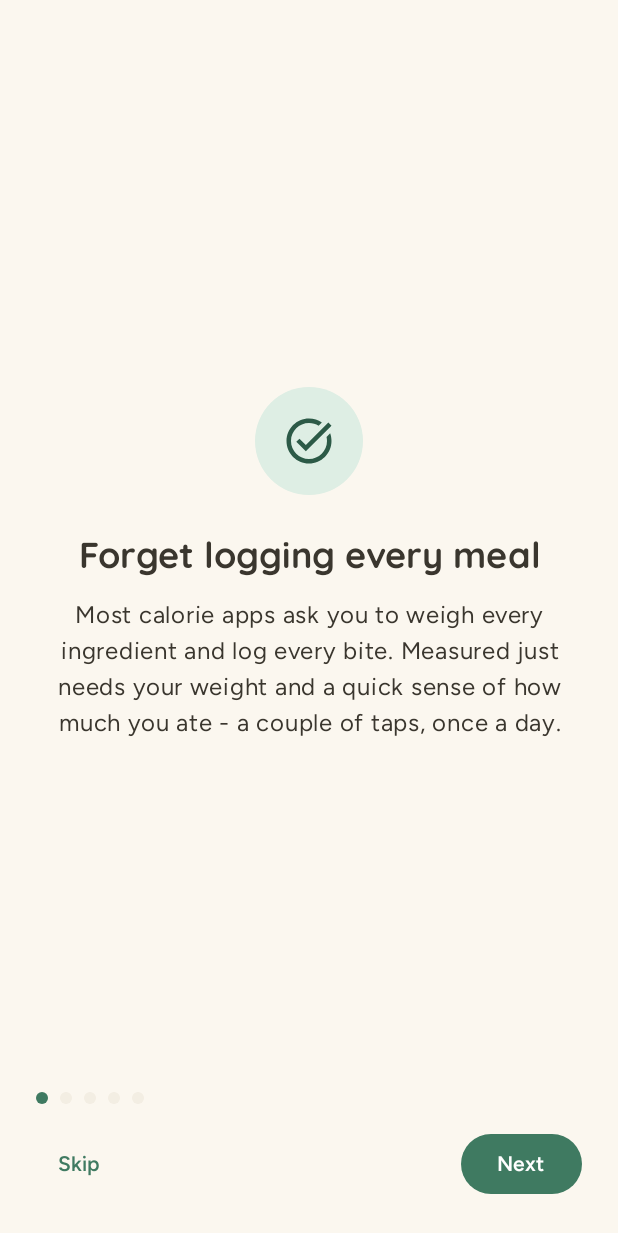
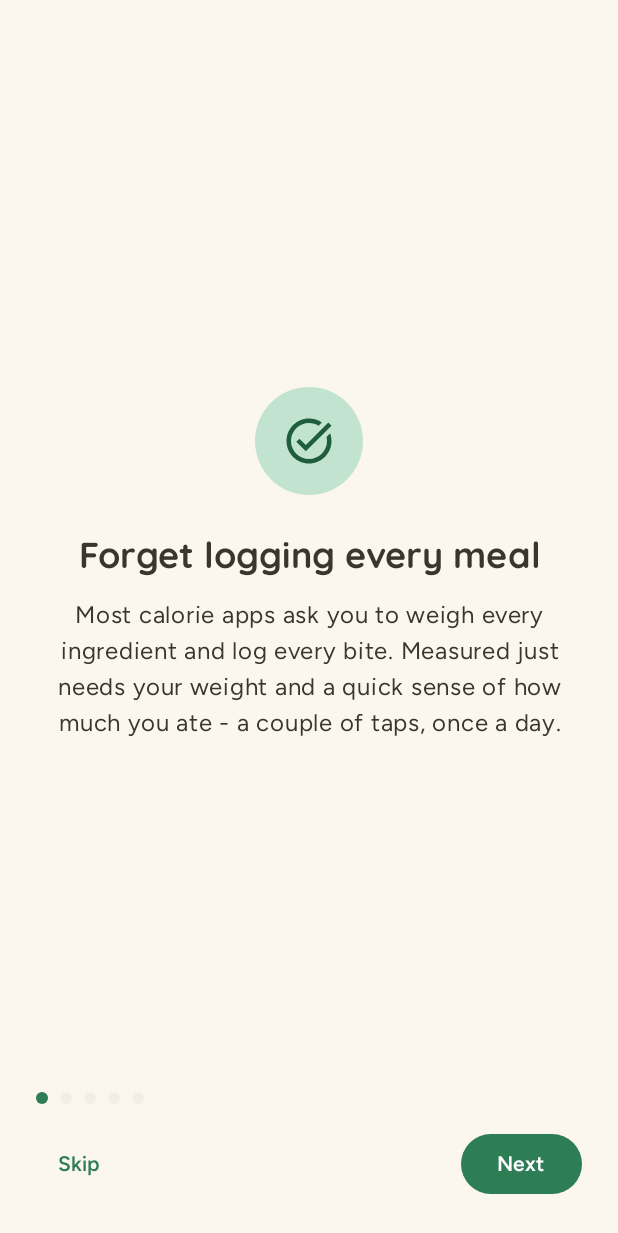
Before and after one commit to akcan-d/andweight, an Android app built with Jetpack Compose: the screen it shows after launch (MainActivity), on a phone screen of 412 x 824 dp. Shown: the top 1233 px of the screen. Run offline under Robolectric (Android 15) with nearby library versions, the phone set to English and light mode, and no system bars; our stand-ins replace Room's generated code.

Commit message:
Richer accent palette + simplify status/tips copy to chip and switch
Primary/secondary/accent tones are more saturated (less washed-out)
while keeping each color dark enough to clear ~4.5:1 contrast for the
white text/icons placed on top of them. The Today status card's coaching
line is now a short, icon-led pill instead of a long bare sentence, and
Settings' tips row matches the reminder row's switch pattern instead of
mixing in a checkbox + sentence.

Co-Authored-By: Claude Sonnet 5 <noreply@anthropic.com>
Claude-Session: https://claude.ai/code/session_01Ms2qzwH3vWYbqoNvcG6i5K

```diff
--- a/app/src/main/java/com/andweight/app/notifications/NotificationHelper.kt
+++ b/app/src/main/java/com/andweight/app/notifications/NotificationHelper.kt
@@ -77,7 +77,7 @@ object NotificationHelper {
         val bitmap = Bitmap.createBitmap(size, size, Bitmap.Config.ARGB_8888)
         val canvas = Canvas(bitmap)
 
-        val backgroundPaint = Paint(Paint.ANTI_ALIAS_FLAG).apply { color = 0xFF3F7A61.toInt() }
+        val backgroundPaint = Paint(Paint.ANTI_ALIAS_FLAG).apply { color = 0xFF2D7D55.toInt() }
         canvas.drawCircle(size / 2f, size / 2f, size / 2f, backgroundPaint)
 
         val inset = size * 0.27f
--- a/app/src/main/java/com/andweight/app/ui/theme/Color.kt
+++ b/app/src/main/java/com/andweight/app/ui/theme/Color.kt
@@ -11,15 +11,15 @@ import androidx.compose.ui.graphics.Color
 val LightBackground = Color(0xFFFBF7EF)
 val LightSurface = Color(0xFFFFFFFF)
 val LightSurfaceAlt = Color(0xFFF3EEE3)
-val LightPrimary = Color(0xFF3F7A61)
-val LightPrimaryDark = Color(0xFF2C5A47)
-val LightPrimaryTint = Color(0xFFDEEEE4)
-val LightAccent = Color(0xFFB85A35)
-val LightAccentDark = Color(0xFF8A3F22)
-val LightAccentTint = Color(0xFFFCE3D3)
-val LightSecondary = Color(0xFF4F63AD)
-val LightSecondaryDark = Color(0xFF38478A)
-val LightSecondaryTint = Color(0xFFE6EAF9)
+val LightPrimary = Color(0xFF2D7D55)
+val LightPrimaryDark = Color(0xFF1F5E3D)
+val LightPrimaryTint = Color(0xFFC3E3D1)
+val LightAccent = Color(0xFFAD471F)
+val LightAccentDark = Color(0xFF8F3714)
+val LightAccentTint = Color(0xFFF6C9A8)
+val LightSecondary = Color(0xFF4A63D1)
+val LightSecondaryDark = Color(0xFF37489C)
+val LightSecondaryTint = Color(0xFFCBD4F1)
 val LightText = Color(0xFF3A362E)
 val LightTextSoft = Color(0xFF6B6458)
 val LightTextFaint = Color(0xFF9A927F)
--- a/app/src/main/res/values/colors.xml
+++ b/app/src/main/res/values/colors.xml
@@ -1,5 +1,5 @@
 <resources>
-    <color name="ic_launcher_background_sage">#3F7A61</color>
+    <color name="ic_launcher_background_sage">#2D7D55</color>
     <color name="ic_launcher_background_berry">#9B4A7A</color>
     <color name="ic_launcher_background_ocean">#2C6E8E</color>
 </resources>
```
Also changed, not shown: app/src/main/java/com/andweight/app/domain/Phrasing.kt (+5 -5 lines), app/src/main/java/com/andweight/app/ui/today/TodayScreen.kt (+40 -10 lines), 1 other file.
